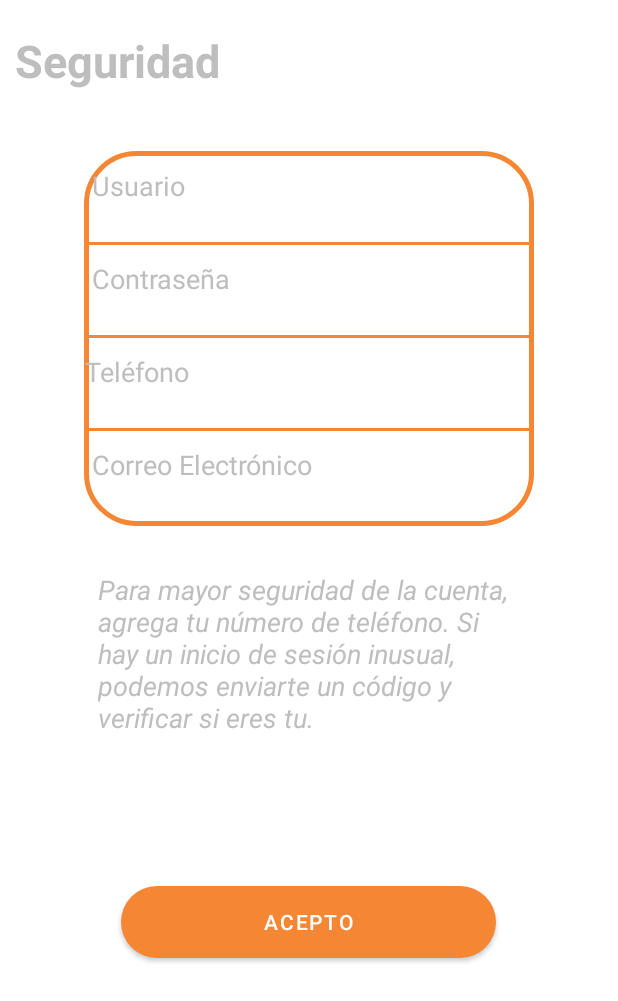
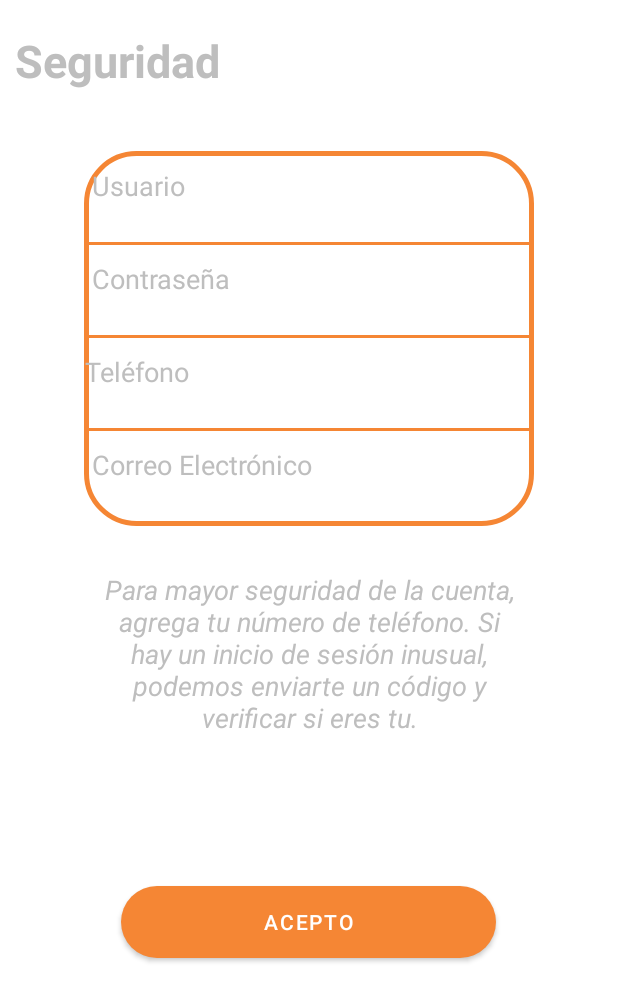
Before and after one commit to NallelyRAM/Pestamos_Faciles, an Android app: the layout seguridad.xml on its own in the app's theme, with its tools: preview values and no code run, on a phone screen of 412 x 824 dp. Shown: the top 1001 px of the screen. Run offline under Robolectric (Android 15) with nearby library versions, the light colour scheme and no system bars.

Commit message:
Cambios de alineación de texto

```diff
--- a/app/src/main/res/layout/privacidad.xml
+++ b/app/src/main/res/layout/privacidad.xml
@@ -23,13 +23,11 @@
         android:layout_height="wrap_content"
         android:layout_marginTop="30sp"
         android:layout_marginRight="65dp"
-        android:text="Al utilizar los servicios de prestodo,
-        \nusted está dando consentimiento a
-        \nlas prácticas descritas en este aviso
-        \nde privacidad.
+        android:text="Al utilizar los servicios de prestodo, usted está dando consentimiento a las prácticas descritas en este aviso de privacidad.
         \n
         \nSi tiene preguntas sobre cómo recabamos y usamos sus datos personales o sobre este aviso de privacidad, por favor póngase en contacto con nosotros.\n\nNuestros datos de contacto son:"
         android:layout_marginLeft="65dp"
+        android:textAlignment="center"
         android:textSize="18sp"
         />
 
--- a/app/src/main/res/layout/seguridad.xml
+++ b/app/src/main/res/layout/seguridad.xml
@@ -82,12 +82,10 @@
         android:layout_width="wrap_content"
         android:layout_height="wrap_content"
         android:layout_marginTop="30sp"
-        android:text="Para mayor seguridad de la cuenta,
-        \nagrega tu número de teléfono. Si
-        \nhay un inicio de sesión inusual,
-        \npodemos enviarte un código y
-        \nverificar si eres tu."
+        android:text="Para mayor seguridad de la cuenta, agrega tu número de teléfono. Si hay un inicio de sesión inusual, podemos enviarte un código y verificar si eres tu."
         android:layout_marginLeft="65dp"
+        android:textAlignment="center"
+        android:layout_marginRight="65dp"
         android:textSize="18sp"
         android:textStyle="italic"
         />
```
